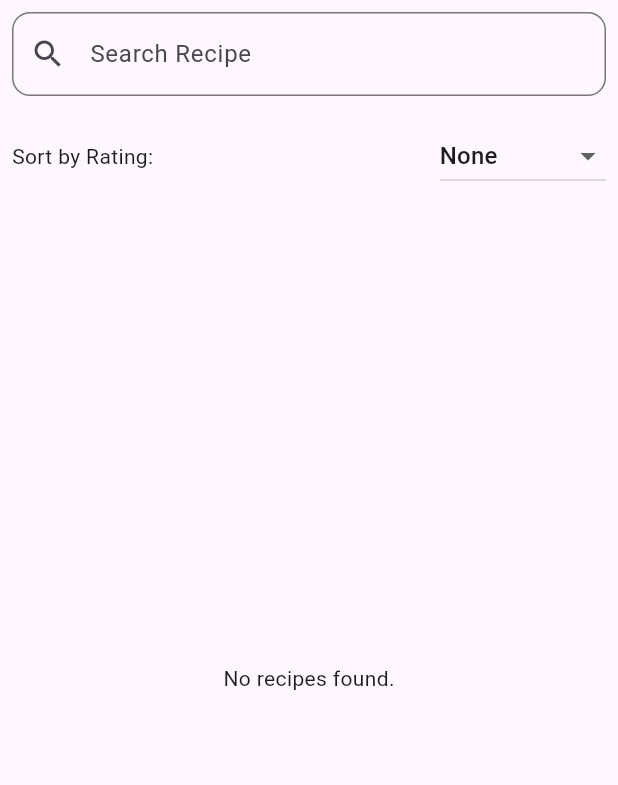
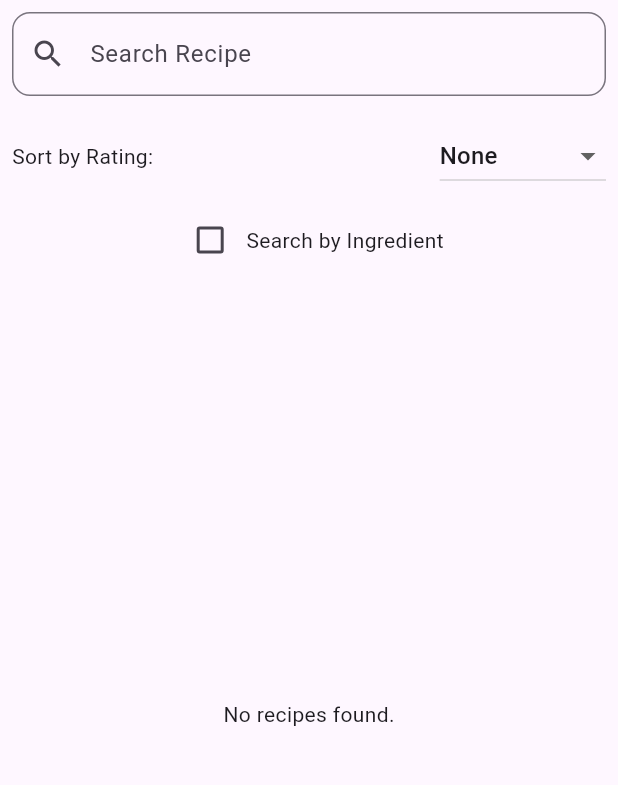
Before and after one commit to nuaimman02/whats_cooking, a Flutter app: the HomePage screen opened by its route, after a tap on "Explore Our Recipes", on a phone screen of 412 x 824 dp, the part 84-869 px from its top. Run offline on Flutter 3.47's test engine with Material 3 defaults, Android fonts, the phone set to English and light mode, and no system bars; our stand-ins replace cloud_firestore, firebase_auth, firebase_core, firebase_storage, image_picker; accounts and stored records are empty.

Commit message:
final update v2

```diff
--- a/lib/HomePage.dart
+++ b/lib/HomePage.dart
@@ -50,17 +50,35 @@ class HomePage extends StatelessWidget {
               fit: BoxFit.cover,
             ),
             SizedBox(height: screenHeight * 0.02),
+            _buildButton(
+              context,
+              'Explore Our Recipes',
+              RecipeScreen(),
+              screenHeight,
+            ),
+            SizedBox(height: screenHeight * 0.02),
+            _buildButton(
+              context,
+              'Add Your Recipe',
+              HomeScreen(),
+              screenHeight,
+            ),
+          ],
+        ),
+      ),
+    );
+  }
 
-            // Explore Recipes Button
-            Container(
-              width: double.infinity, // Adjust the width as needed
+  // Helper method to create buttons
+  Widget _buildButton(BuildContext context, String text, Widget destination, double screenHeight) {
+    return Container(
+      width: double.infinity,
       child: ElevatedButton(
         onPressed: () {
-                  // Navigate to RecipeScreen when Explore Recipes is clicked
           Navigator.push(
             context,
             MaterialPageRoute(
-                      builder: (context) => RecipeScreen(),
+              builder: (context) => destination,
             ),
           );
         },
@@ -71,39 +89,8 @@ class HomePage extends StatelessWidget {
           ),
         ),
         child: Text(
-                  'Explore Our Recipes',
+          text,
           style: TextStyle(fontSize: screenHeight * 0.025),
-                ),
-              ),
-            ),
-            SizedBox(height: screenHeight * 0.02),
-
-            // Add Recipe Button
-            Container(
-              width: double.infinity, // Adjust the width as needed
-              child: ElevatedButton(
-                onPressed: () {
-                  // Navigate to HomeScreen when Add Your Recipe is clicked
-                  Navigator.push(
-                    context,
-                    MaterialPageRoute(
-                      builder: (context) => HomeScreen(),
-                    ),
-                  );
-                },
-                style: ElevatedButton.styleFrom(
-                  padding: EdgeInsets.symmetric(vertical: screenHeight * 0.02),
-                  shape: RoundedRectangleBorder(
-                    borderRadius: BorderRadius.circular(30.0),
-                  ),
-                ),
-                child: Text(
-                  'Add Your Recipe',
-                  style: TextStyle(fontSize: screenHeight * 0.025),
-                ),
-              ),
-            ),
-          ],
         ),
       ),
     );
--- a/lib/RecipeCard.dart
+++ b/lib/RecipeCard.dart
@@ -11,6 +11,7 @@ class RecipeScreen extends StatefulWidget {
 class _RecipeScreenState extends State<RecipeScreen> {
   String searchValue = "";
   String sortOrder = "none";
+  bool searchByIngredient = false;
 
   @override
   Widget build(BuildContext context) {
@@ -79,8 +80,26 @@ class _RecipeScreenState extends State<RecipeScreen> {
               ],
             ),
           ),
+          Row(
+            mainAxisAlignment: MainAxisAlignment.center,
+            children: [
+              Checkbox(
+                value: searchByIngredient,
+                onChanged: (bool? value) {
+                  setState(() {
+                    searchByIngredient = value!;
+                  });
+                },
+              ),
+              Text('Search by Ingredient'),
+            ],
+          ),
           Expanded(
-            child: RecipeGrid(searchValue: searchValue, sortOrder: sortOrder),
+            child: RecipeGrid(
+              searchValue: searchValue,
+              sortOrder: sortOrder,
+              searchByIngredient: searchByIngredient,
+            ),
           ),
         ],
       ),
@@ -91,8 +110,13 @@ class _RecipeScreenState extends State<RecipeScreen> {
 class RecipeGrid extends StatelessWidget {
   final String searchValue;
   final String sortOrder;
+  final bool searchByIngredient;
 
-  RecipeGrid({required this.searchValue, required this.sortOrder});
+  RecipeGrid({
+    required this.searchValue,
+    required this.sortOrder,
+    required this.searchByIngredient,
+  });
 
   @override
   Widget build(BuildContext context) {
@@ -113,11 +137,14 @@ class RecipeGrid extends StatelessWidget {
 
         List<QueryDocumentSnapshot> recipeList = snapshot.data!.docs;
 
-        // Filter the recipes based on the search value
+        // Filter the recipes based on the search value and search by ingredient flag
         if (searchValue.isNotEmpty) {
           recipeList = recipeList.where((doc) {
             String name = doc['name'].toString().toLowerCase();
-            return name.contains(searchValue.toLowerCase());
+            String ingredients = doc['ingredients'].toString().toLowerCase();
+            return searchByIngredient
+                ? ingredients.contains(searchValue.toLowerCase())
+                : name.contains(searchValue.toLowerCase());
           }).toList();
         }
 
@@ -126,7 +153,9 @@ class RecipeGrid extends StatelessWidget {
           recipeList.sort((a, b) {
             double ratingA = a['averageRating']?.toDouble() ?? 0.0;
             double ratingB = b['averageRating']?.toDouble() ?? 0.0;
-            return sortOrder == "high_to_low" ? ratingB.compareTo(ratingA) : ratingA.compareTo(ratingB);
+            return sortOrder == "high_to_low"
+                ? ratingB.compareTo(ratingA)
+                : ratingA.compareTo(ratingB);
           });
         }
 
@@ -207,7 +236,9 @@ class RecipeCard extends StatelessWidget {
                   Row(
                     children: List.generate(5, (index) {
                       return Icon(
-                        index < averageRating.round() ? Icons.star : Icons.star_border,
+                        index < averageRating.round()
+                            ? Icons.star
+                            : Icons.star_border,
                         color: Colors.yellow,
                       );
                     }),
@@ -222,7 +253,6 @@ class RecipeCard extends StatelessWidget {
     );
   }
 }
-
 
 class RecipeDetails extends StatelessWidget {
   final QueryDocumentSnapshot recipe;
```
Lines whose indentation alone changed are shown as unchanged.
